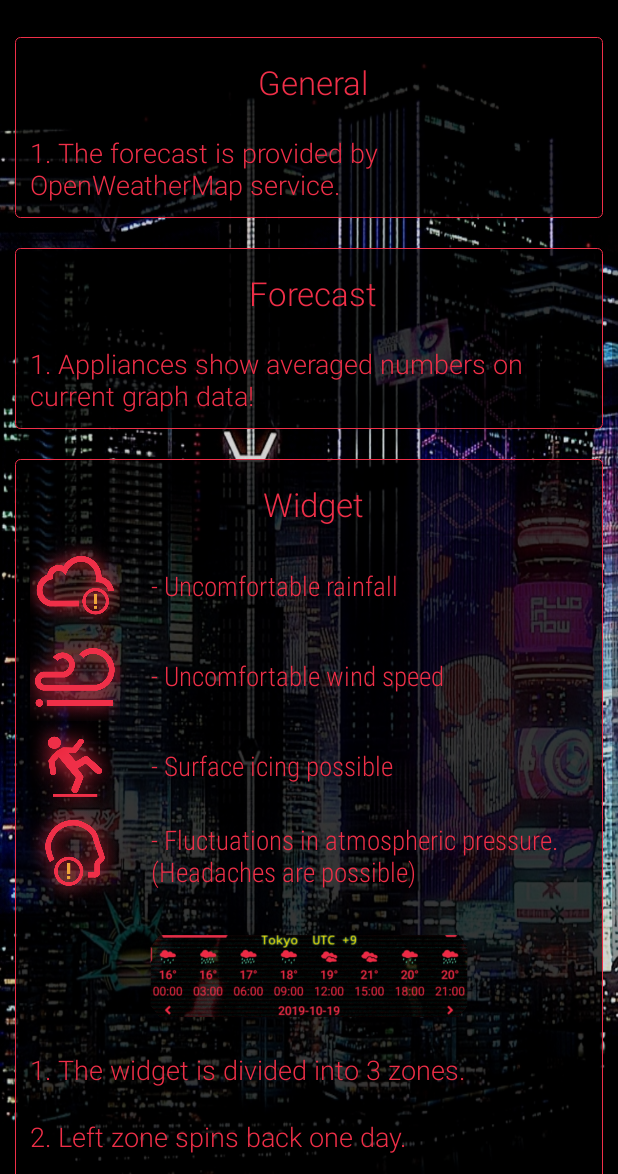
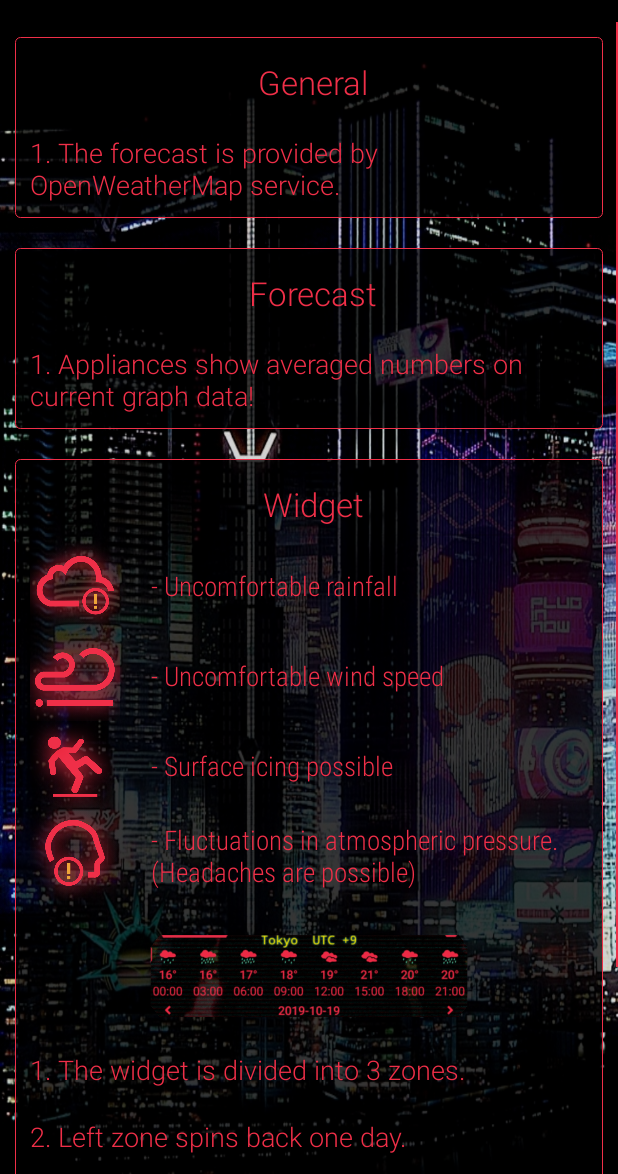
Before and after one commit to Orlinskas/Cyberpunk_2077, an Android app: the HelpActivity screen opened directly, with no data from a screen before it, on a phone screen of 412 x 824 dp, the part 62-1236 px from its top. Run offline under Robolectric (Android 15) with nearby library versions, the phone set to English and light mode, and no system bars.

Commit message:
bugs fixed v 1.1

```diff
--- a/app/build.gradle
+++ b/app/build.gradle
@@ -6,8 +6,8 @@ android {
         applicationId "com.orlinskas.cyberpunk"
         minSdkVersion 19
         targetSdkVersion 28
-        versionCode 1
-        versionName "1.0"
+        versionCode 2
+        versionName "1.1"
         testInstrumentationRunner "androidx.test.runner.AndroidJUnitRunner"
         testInstrumentationRunner "android.support.test.runner.AndroidJUnitRunner"
         //signingConfig signingConfigs.release
@@ -31,7 +31,6 @@ repositories {
     maven { url 'https://jitpack.io' }
 }
 
-
 dependencies {
     implementation fileTree(dir: 'libs', include: ['*.jar'])
     implementation 'com.android.support:appcompat-v7:28.0.0'
--- a/app/src/main/java/com/orlinskas/cyberpunk/WallpaperAdapter.java
+++ b/app/src/main/java/com/orlinskas/cyberpunk/WallpaperAdapter.java
@@ -74,7 +74,8 @@ public class WallpaperAdapter extends BaseAdapter {
     private Bitmap compressBitmap(Resources resources, int id) {
         try {
             BitmapFactory.Options options = new BitmapFactory.Options();
-            options.inSampleSize = 8;
+            options.inSampleSize = 6;
+            options.inPreferredConfig = Bitmap.Config.RGB_565;
 
             return BitmapFactory.decodeResource(resources, id, options);
         } catch (Exception e) {
--- a/app/src/main/res/layout/activity_help.xml
+++ b/app/src/main/res/layout/activity_help.xml
@@ -1,12 +1,13 @@
 <?xml version="1.0" encoding="utf-8"?>
 
-<ScrollView
-    xmlns:android="http://schemas.android.com/apk/res/android"
+<ScrollView xmlns:android="http://schemas.android.com/apk/res/android"
     xmlns:app="http://schemas.android.com/apk/res-auto"
     android:id="@+id/activity_help_sv"
     android:layout_width="match_parent"
     android:layout_height="match_parent"
-    android:background="@drawable/im_background_3">
+    android:background="@drawable/im_background_3"
+    android:scrollbarSize="1dp"
+    android:scrollbarThumbVertical="@color/colorCyberpunkRed">
 
     <RelativeLayout
         android:id="@+id/activity_help_rl"
@@ -120,17 +121,14 @@
             android:layout_marginBottom="10dp"
             android:background="@drawable/grey_background">
 
-            <TextView
-                android:id="@+id/activity_help_widget_tv"
+            <ImageView
+                android:id="@+id/activity_help_widget_iv"
                 android:layout_width="match_parent"
-                android:layout_height="wrap_content"
-                android:layout_marginStart="5dp"
-                android:layout_marginTop="15dp"
-                android:fontFamily="sans-serif-light"
-                android:text="@string/widget"
-                android:textAlignment="center"
-                android:textAppearance="@style/TextAppearance.AppCompat.Large"
-                android:textColor="@color/colorCyberpunkRed" />
+                android:layout_height="80dp"
+                android:layout_below="@id/activity_help_rl_head_pain"
+                android:layout_marginTop="10dp"
+                android:contentDescription="@string/widget_image"
+                app:srcCompat="@drawable/image_small_widget" />
 
             <RelativeLayout
                 android:id="@+id/activity_help_rl_precipitation"
@@ -145,8 +143,8 @@
                     android:layout_height="60dp"
                     android:layout_marginStart="10dp"
                     android:layout_marginEnd="5dp"
-                    app:srcCompat="@drawable/im_percipitation_on"
-                    android:contentDescription="@string/image" />
+                    android:contentDescription="@string/image"
+                    app:srcCompat="@drawable/im_percipitation_on" />
 
                 <TextView
                     android:id="@+id/activity_help_tv_precipitation"
@@ -173,8 +171,8 @@
                     android:layout_height="60dp"
                     android:layout_marginStart="10dp"
                     android:layout_marginEnd="5dp"
-                    app:srcCompat="@drawable/im_wind_on"
-                    android:contentDescription="@string/image" />
+                    android:contentDescription="@string/image"
+                    app:srcCompat="@drawable/im_wind_on" />
 
                 <TextView
                     android:id="@+id/activity_help_tv_wind"
@@ -201,8 +199,8 @@
                     android:layout_height="60dp"
                     android:layout_marginStart="10dp"
                     android:layout_marginEnd="5dp"
-                    app:srcCompat="@drawable/im_wet_on"
-                    android:contentDescription="@string/image" />
+                    android:contentDescription="@string/image"
+                    app:srcCompat="@drawable/im_wet_on" />
 
                 <TextView
                     android:id="@+id/activity_help_tv_ice"
@@ -229,8 +227,8 @@
                     android:layout_height="60dp"
                     android:layout_marginStart="10dp"
                     android:layout_marginEnd="5dp"
-                    app:srcCompat="@drawable/im_head_on"
-                    android:contentDescription="@string/image" />
+                    android:contentDescription="@string/image"
+                    app:srcCompat="@drawable/im_head_on" />
 
                 <TextView
                     android:id="@+id/activity_help_tv_head_pain"
@@ -246,14 +244,17 @@
                     android:textSize="18sp" />
             </RelativeLayout>
 
-            <ImageView
-                android:id="@+id/activity_help_widget_iv"
+            <TextView
+                android:id="@+id/activity_help_widget_tv"
                 android:layout_width="match_parent"
-                android:layout_height="80dp"
-                android:layout_below="@id/activity_help_rl_head_pain"
-                android:layout_marginTop="10dp"
-                android:contentDescription="@string/widget_image"
-                app:srcCompat="@drawable/image_small_widget" />
+                android:layout_height="wrap_content"
+                android:layout_marginStart="5dp"
+                android:layout_marginTop="15dp"
+                android:fontFamily="sans-serif-light"
+                android:text="@string/widget"
+                android:textAlignment="center"
+                android:textAppearance="@style/TextAppearance.AppCompat.Large"
+                android:textColor="@color/colorCyberpunkRed" />
 
             <TextView
                 android:id="@+id/activity_help_widget_desc_1"
@@ -322,8 +323,12 @@
                 android:layout_width="match_parent"
                 android:layout_height="wrap_content"
                 android:layout_alignParentBottom="true"
-                android:fontFamily="sans-serif-light"
-                android:text="@string/autor_group"
+                android:layout_marginStart="3dp"
+                android:layout_marginTop="3dp"
+                android:layout_marginEnd="3dp"
+                android:layout_marginBottom="3dp"
+                android:fontFamily="@font/cyberpunk_eng"
+                android:text="@string/orlinskas_development"
                 android:textAlignment="center"
                 android:textColor="@color/colorCyberpunkRed" />
 
--- a/app/src/main/res/layout/config_layout.xml
+++ b/app/src/main/res/layout/config_layout.xml
@@ -48,7 +48,7 @@
             android:layout_centerHorizontal="true"
             android:layout_marginStart="5dp"
             android:layout_marginTop="15dp"
-            android:fontFamily="sans-serif-medium"
+            android:fontFamily="@font/cyberpunk_2"
             android:text="@string/config_head"
             android:textAlignment="center"
             android:textAppearance="@style/TextAppearance.AppCompat.Large"
@@ -124,6 +124,10 @@
         android:layout_height="wrap_content"
         android:layout_alignParentBottom="true"
         android:layout_centerHorizontal="true"
+        android:layout_marginStart="3dp"
+        android:layout_marginTop="3dp"
+        android:layout_marginEnd="3dp"
+        android:layout_marginBottom="3dp"
         android:fontFamily="@font/cyberpunk_eng"
         android:text="@string/orlinskas_development"
         android:textColor="@color/colorCyberpunkRed"
```
Also changed, not shown: app/src/main/java/com/orlinskas/cyberpunk/ui/home/ConfigurationWidgetActivity.java (+9 -2 lines), app/src/main/java/com/orlinskas/cyberpunk/ui/other/WallpaperSetterActivity.java (+24 -4 lines), app/src/main/res/layout/activity_wallpaper_setter.xml (+7 -1 lines), 2 other files.
